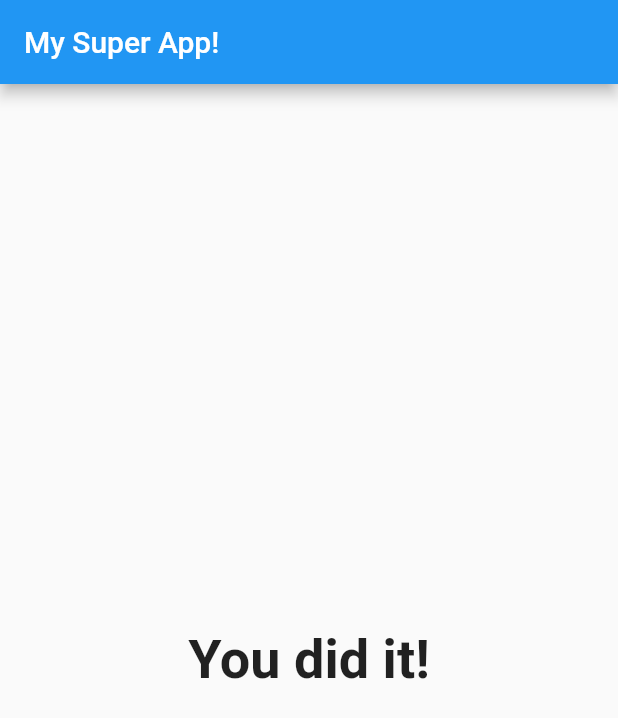
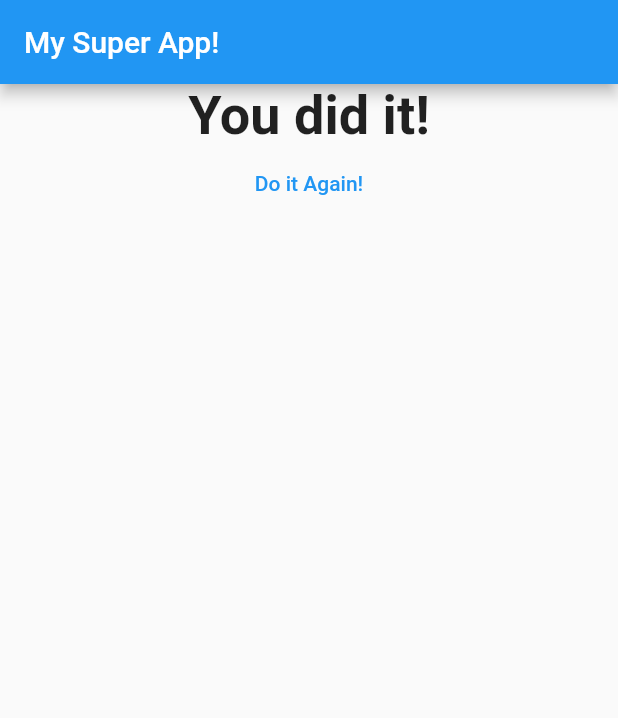
Before and after one commit to epeter95/flutter_first_app, a Flutter app: the screen it shows after launch, after a tap on "Black", after a tap on "Cat", after a tap on "Herold", on a phone screen of 412 x 824 dp. Shown: the top 718 px of the screen. Run offline on Flutter 3.47's test engine with Material 2 defaults, Android fonts, the phone set to English and light mode, and no system bars; missing offline and left inert: dart:ffi.

Commit message:
module 2 is finished

```diff
--- a/first_app/lib/main.dart
+++ b/first_app/lib/main.dart
@@ -52,9 +52,16 @@ class _MyAppState extends State<MyApp> {
 
   void _answerQuestion(int score) {
     // ez kell ,hogy változzon a képernyőn amit szeretnénk
-    _totalScore+=score;
+    _totalScore += score;
     setState(() {
       _questionIndex++;
+    });
+  }
+
+  void _resetQuiz() {
+    setState(() {
+      _questionIndex = 0;
+      _totalScore = 0;
     });
   }
 
@@ -71,7 +78,7 @@ class _MyAppState extends State<MyApp> {
                 questions,
                 _questionIndex,
               )
-            : Result(_totalScore),
+            : Result(_totalScore, _resetQuiz),
       ),
     );
   }
--- a/first_app/lib/quiz.dart
+++ b/first_app/lib/quiz.dart
@@ -15,11 +15,11 @@ class Quiz extends StatelessWidget {
   Widget build(BuildContext context) {
     return Column(
                 children: [
-                  Question(questions[questionIndex]['questionText']),
+                  Question(questions[questionIndex]['questionText'] as String),
                   // ... 1 listánk lesz nested list helyett
                   ...(questions[questionIndex]['answers'] as List<Map<String,Object>>)
                       .map((answer) {
-                    return Answer(() => answerQuestion(answer['score']), answer['text']);
+                    return Answer(() => answerQuestion(answer['score']), answer['text'] as String);
                   }).toList()
                 ],
               );
--- a/first_app/lib/result.dart
+++ b/first_app/lib/result.dart
@@ -2,11 +2,12 @@ import 'package:flutter/material.dart';
 
 class Result extends StatelessWidget {
   final int totalScore;
-  const Result(this.totalScore);
+  final VoidCallback resetHandler;
+  const Result(this.totalScore, this.resetHandler);
 
   String get resultPhrase {
     var resultText = 'You did it!';
-    if(totalScore <=8){
+    if (totalScore <= 8) {
       resultText = 'You are awesome and innocent';
     }
     return resultText;
@@ -14,10 +15,22 @@ class Result extends StatelessWidget {
 
   @override
   Widget build(BuildContext context) {
-    return Container(
-        child: Center(
-      child: Text(resultPhrase,
-          style: const TextStyle(fontSize: 36, fontWeight: FontWeight.bold)),
-    ));
+    return Center(
+      child: Column(
+        children: <Widget>[
+          Text(
+            resultPhrase,
+            style: const TextStyle(
+              fontSize: 36,
+              fontWeight: FontWeight.bold,
+            ),
+          ),
+          TextButton(
+            onPressed: resetHandler,
+            child: const Text('Do it Again!'),
+          )
+        ],
+      ),
+    );
   }
 }
--- a/first_app/pubspec.yaml
+++ b/first_app/pubspec.yaml
@@ -20,7 +20,7 @@ publish_to: 'none' # Remove this line if you wish to publish to pub.dev
 version: 1.0.0+1
 
 environment:
-  sdk: '>=2.2.2 <3.0.0'
+  sdk: '>=2.18.4 <3.0.0'
 
 # Dependencies specify other packages that your package needs in order to work.
 # To automatically upgrade your package dependencies to the latest versions
```
Also changed, not shown: first_app/pubspec.lock.
